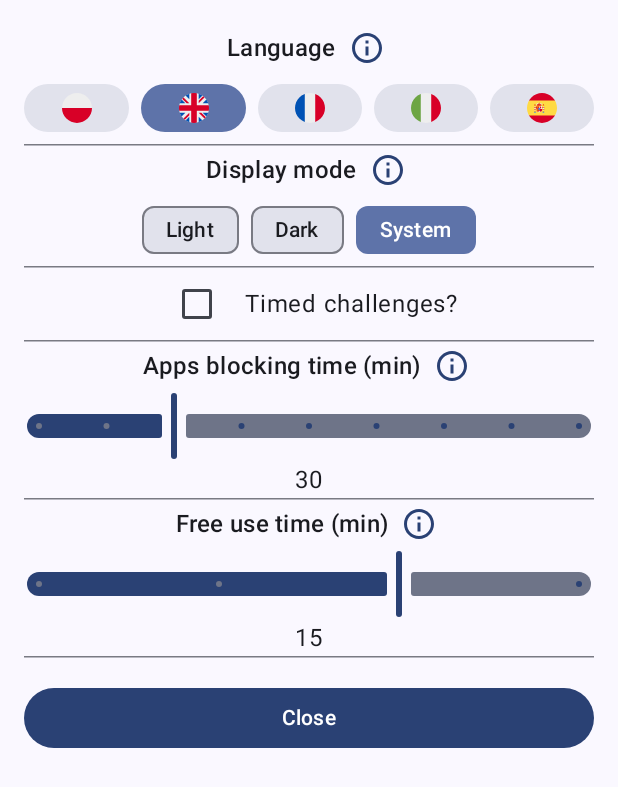
After one commit to rkociniewski/clown-nose, an Android app built with Jetpack Compose: the composable SettingsScreen shown on its own in the app's theme, on a phone screen of 412 x 824 dp. The commit adds this screen. Shown: the top 787 px of the screen. Run offline under Robolectric (Android 15) with nearby library versions, the phone set to English and light mode, and no system bars.

Commit message:
Add settings screen

```diff
--- /dev/null
+++ b/app/src/main/java/rk/powermilk/drunkmode/ui/helper/Components.kt
@@ -0,0 +1,250 @@
+package rk.powermilk.drunkmode.ui.helper
+
+import androidx.compose.foundation.background
+import androidx.compose.foundation.clickable
+import androidx.compose.foundation.layout.Arrangement
+import androidx.compose.foundation.layout.Box
+import androidx.compose.foundation.layout.Column
+import androidx.compose.foundation.layout.PaddingValues
+import androidx.compose.foundation.layout.Row
+import androidx.compose.foundation.layout.Spacer
+import androidx.compose.foundation.layout.fillMaxWidth
+import androidx.compose.foundation.layout.heightIn
+import androidx.compose.foundation.layout.padding
+import androidx.compose.foundation.layout.size
+import androidx.compose.foundation.layout.width
+import androidx.compose.foundation.lazy.LazyColumn
+import androidx.compose.foundation.lazy.grid.GridCells
+import androidx.compose.foundation.lazy.grid.LazyVerticalGrid
+import androidx.compose.foundation.shape.RoundedCornerShape
+import androidx.compose.material.icons.Icons
+import androidx.compose.material.icons.filled.Check
+import androidx.compose.material.icons.outlined.Info
+import androidx.compose.material3.Checkbox
+import androidx.compose.material3.ExperimentalMaterial3Api
+import androidx.compose.material3.FilterChip
+import androidx.compose.material3.FilterChipDefaults
+import androidx.compose.material3.Icon
+import androidx.compose.material3.MaterialTheme
+import androidx.compose.material3.PlainTooltip
+import androidx.compose.material3.Slider
+import androidx.compose.material3.Text
+import androidx.compose.material3.TooltipBox
+import androidx.compose.material3.TooltipDefaults.rememberPlainTooltipPositionProvider
+import androidx.compose.material3.rememberTooltipState
+import androidx.compose.runtime.Composable
+import androidx.compose.runtime.rememberCoroutineScope
+import androidx.compose.ui.Alignment
+import androidx.compose.ui.Modifier
+import androidx.compose.ui.graphics.Color
+import androidx.compose.ui.res.painterResource
+import androidx.compose.ui.res.stringResource
+import kotlinx.coroutines.launch
+import rk.powermilk.drunkmode.R
+import rk.powermilk.drunkmode.enums.DisplayText
+import rk.powermilk.drunkmode.enums.Language
+import rk.powermilk.drunkmode.util.Dimensions
+import kotlin.enums.EnumEntries
+
+/**
+ * A composable function that creates a row of selectable filter chips for enum options.
+ *
+ * This generic component creates a horizontal row of filter chips based on the provided enum options.
+ * It highlights the currently selected option and invokes the onSelect callback when a different option is chosen.
+ *
+ * @param T The enum type that implements DisplayText interface
+ * @param options The enum entries to display as options
+ * @param selected The currently selected enum value
+ * @param onSelect Callback invoked when a different option is selected
+ */
+@Composable
+fun <T> EnumSelector(
+    options: EnumEntries<T>,
+    selected: T,
+    onSelect: (T) -> Unit
+) where T : Enum<T>, T : DisplayText =
+    Row(horizontalArrangement = Arrangement.spacedBy(Dimensions.height)) {
+        options.forEach {
+            FilterChip(
+                selected == it,
+                { onSelect(it) },
+                { Text(stringResource(it.label)) },
+                colors = FilterChipDefaults.filterChipColors(
+                    containerColor = MaterialTheme.colorScheme.surfaceVariant,
+                    labelColor = MaterialTheme.colorScheme.onSurface,
+                    selectedContainerColor = MaterialTheme.colorScheme.primaryContainer,
+                    selectedLabelColor = MaterialTheme.colorScheme.onPrimaryContainer
+                )
+            )
+        }
+    }
+
+/**
+ * A composable function that displays a label with an information tooltip.
+ *
+ * This component pairs a text label with an information icon. When the icon is clicked,
+ * it displays a tooltip with additional helpful information.
+ *
+ * @param label The primary text to display as the label
+ * @param tooltip The text to display in the tooltip when the info icon is clicked
+ */
+@OptIn(ExperimentalMaterial3Api::class)
+@Composable
+fun HelpLabel(label: String, tooltip: String) {
+    val tooltipState = rememberTooltipState(isPersistent = true)
+    val scope = rememberCoroutineScope()
+
+    Row(verticalAlignment = Alignment.CenterVertically) {
+        Text(label, style = MaterialTheme.typography.titleMedium)
+        Spacer(Modifier.width(Dimensions.minHeight))
+        TooltipBox(
+            rememberPlainTooltipPositionProvider(), {
+                PlainTooltip { Text(tooltip) }
+            }, tooltipState
+        ) {
+            Icon(
+                Icons.Outlined.Info, stringResource(R.string.tooltip_icon_description),
+                Modifier
+                    .padding(Dimensions.minHeight)
+                    .clickable {
+                        scope.launch {
+                            if (!tooltipState.isVisible) {
+                                tooltipState.show()
+                            } else {
+                                tooltipState.dismiss()
+                            }
+                        }
+                    },
+                MaterialTheme.colorScheme.primary
+            )
+        }
+    }
+}
+
+@Composable
+fun BooleanSelector(
+    boolean: Boolean,
+    label: String,
+    onCheckedChange: ((Boolean) -> Unit)?
+) = Row(verticalAlignment = Alignment.CenterVertically) {
+    Checkbox(boolean, onCheckedChange)
+    Spacer(Modifier.width(Dimensions.height))
+    Text(label)
+}
+
+@OptIn(ExperimentalMaterial3Api::class)
+@Composable
+fun LanguageSelector(
+    options: EnumEntries<Language>,
+    selected: Language,
+    onSelect: (Language) -> Unit
+) {
+    LazyVerticalGrid(
+        GridCells.Adaptive(minSize = Dimensions.adaptiveMinSize), Modifier
+            .fillMaxWidth()
+            .heightIn(max = Dimensions.maxHeightIn),
+        verticalArrangement = Arrangement.spacedBy(Dimensions.height),
+        horizontalArrangement = Arrangement.spacedBy(Dimensions.height)
+    ) {
+        items(options.size) {
+            val opt = options[it]
+
+            FilterChip(
+                selected == opt, { onSelect(opt) }, {
+                    TooltipBox(
+                        rememberPlainTooltipPositionProvider(),
+                        { Text(stringResource(opt.label)) },
+                        rememberTooltipState()
+                    ) {
+                        Box(
+                            Modifier
+                                .fillMaxWidth()
+                                .padding(vertical = Dimensions.minHeight),
+                            Alignment.Center
+                        ) {
+                            Icon(
+                                painterResource(opt.flagIcon),
+                                stringResource(opt.label),
+                                Modifier.size(Dimensions.size),
+                                Color.Unspecified
+                            )
+                        }
+                    }
+                }, colors = FilterChipDefaults.filterChipColors(
+                    MaterialTheme.colorScheme.surfaceVariant,
+                    MaterialTheme.colorScheme.onSurface,
+                    selectedContainerColor = MaterialTheme.colorScheme.primaryContainer,
+                    selectedLabelColor = MaterialTheme.colorScheme.onPrimaryContainer
+                ),
+                border = null,
+                shape = RoundedCornerShape(Dimensions.dialogPadding)
+            )
+        }
+    }
+}
+
+@Composable
+fun <T> ColumnSelector(
+    options: EnumEntries<T>,
+    selected: T,
+    onSelect: (T) -> Unit
+) where T : Enum<T>, T : DisplayText {
+    LazyColumn(
+        verticalArrangement = Arrangement.spacedBy(Dimensions.minHeight),
+        modifier = Modifier.fillMaxWidth(),
+        contentPadding = PaddingValues(Dimensions.dialogPadding)
+    ) {
+        items(options.size) {
+            val option = options[it]
+
+            Row(
+                modifier = Modifier
+                    .fillMaxWidth()
+                    .clickable { onSelect(option) }
+                    .padding(Dimensions.itemSpacing)
+                    .background(
+                        if (option == selected) MaterialTheme.colorScheme.primaryContainer
+                        else Color.Transparent,
+                        RoundedCornerShape(Dimensions.minHeight)
+                    )
+            ) {
+                Text(
+                    text = stringResource(option.label),
+                    modifier = Modifier.weight(1f),
+                    color = if (option == selected) MaterialTheme.colorScheme.onPrimaryContainer
+                    else MaterialTheme.colorScheme.onSurface
+                )
+                if (option == selected) {
+                    Icon(
+                        imageVector = Icons.Default.Check,
+                        contentDescription = stringResource(R.string.selected_item),
+                        tint = MaterialTheme.colorScheme.primary
+                    )
+                }
+            }
+        }
+    }
+}
+
+/**
+ * A composable function that displays a slider with a text value indicator.
+ *
+ * This component provides a slider control for numerical values with a text display
+ * of the current value centered beneath the slider.
+ *
+ * @param value The current integer value of the slider
+ * @param range The range of possible values for the slider with a specified step
+ * @param onValueChange Callback invoked when the slider value changes
+ */
+@Composable
+fun SettingsSlider(value: Int, range: IntProgression = 0..2 step 1, onValueChange: (Int) -> Unit) {
+    Column {
+        Slider(
+            value = value.toFloat(),
+            onValueChange = { onValueChange(it.toInt()) },
+            valueRange = range.first.toFloat()..range.last.toFloat(),
+            steps = ((range.last - range.first) / range.step) - 1
+        )
+        Text("$value", modifier = Modifier.align(Alignment.CenterHorizontally))
+    }
+}
--- /dev/null
+++ b/app/src/main/java/rk/powermilk/drunkmode/ui/settings/SettingsScreen.kt
@@ -0,0 +1,117 @@
+package rk.powermilk.drunkmode.ui.settings
+
+import androidx.compose.foundation.layout.Arrangement
+import androidx.compose.foundation.layout.Column
+import androidx.compose.foundation.layout.Spacer
+import androidx.compose.foundation.layout.fillMaxWidth
+import androidx.compose.foundation.layout.height
+import androidx.compose.foundation.layout.padding
+import androidx.compose.material3.Button
+import androidx.compose.material3.HorizontalDivider
+import androidx.compose.material3.Text
+import androidx.compose.runtime.Composable
+import androidx.compose.ui.Alignment
+import androidx.compose.ui.Modifier
+import androidx.compose.ui.res.stringResource
+import rk.powermilk.drunkmode.R
+import rk.powermilk.drunkmode.enums.DisplayMode
+import rk.powermilk.drunkmode.enums.Language
+import rk.powermilk.drunkmode.settings.Settings
+import rk.powermilk.drunkmode.ui.helper.BooleanSelector
+import rk.powermilk.drunkmode.ui.helper.EnumSelector
+import rk.powermilk.drunkmode.ui.helper.HelpLabel
+import rk.powermilk.drunkmode.ui.helper.LanguageSelector
+import rk.powermilk.drunkmode.ui.helper.SettingsSlider
+import rk.powermilk.drunkmode.util.Dimensions
+import rk.powermilk.drunkmode.util.Numbers
+
+/**
+ * A composable function that displays the configuration section in a modal dialog.
+ *
+ * This component provides UI controls for all application settings including additional mode options,
+ * display mode preferences, and draw mode settings.
+ *
+ * @param settings The current configuration being edited
+ * @param updateSettings Callback to update the configuration when changes are made
+ * @param onClose Callback to close the configuration dialog
+ */
+@Composable
+fun SettingsScreen(
+    settings: Settings,
+    updateSettings: (Settings) -> Unit,
+    onClose: () -> Unit,
+) {
+    Column(
+        Modifier.padding(Dimensions.dialogPadding),
+        Arrangement.Center,
+        Alignment.CenterHorizontally
+    ) {
+        HelpLabel(
+            stringResource(R.string.settings_label_language),
+            stringResource(R.string.tooltip_language)
+
+        )
+        LanguageSelector(Language.entries, settings.language) {
+            updateSettings(settings.copy(language = it))
+        }
+
+        HorizontalDivider()
+
+        HelpLabel(
+            stringResource(R.string.settings_label_display_mode),
+            stringResource(R.string.tooltip_display_mode)
+        )
+        EnumSelector(DisplayMode.entries, settings.displayMode) {
+            updateSettings(settings.copy(displayMode = it))
+        }
+
+        HorizontalDivider()
+
+        BooleanSelector(settings.timedChallenge, stringResource(R.string.settings_timed_challenged)) {
+            updateSettings(settings.copy(timedChallenge = it))
+        }
+
+        HorizontalDivider()
+
+        HelpLabel(
+            stringResource(R.string.settings_label_blocked_time),
+            stringResource(R.string.tooltip_blocked_time)
+        )
+        SettingsSlider(settings.blockedTime, (Numbers.TWENTY..Numbers.SIXTY step Numbers.FIVE)) {
+            updateSettings(settings.copy(blockedTime = it))
+        }
+
+        HorizontalDivider()
+
+        HelpLabel(
+            stringResource(R.string.settings_label_next_challenge_time),
+            stringResource(R.string.tooltip_next_challenge_time)
+        )
+        SettingsSlider(settings.nextChallengeTime, (Numbers.FIVE..Numbers.TWENTY step Numbers.FIVE)) {
+            updateSettings(settings.copy(nextChallengeTime = it))
+        }
+
+        HorizontalDivider()
+
+        if (settings.timedChallenge) {
+            HelpLabel(
+                stringResource(R.string.settings_label_challenge_time),
+                stringResource(R.string.tooltip_challenge_time)
+            )
+            SettingsSlider(settings.challengeTime, (Numbers.THIRTY..Numbers.SIXTY step Numbers.FIVE)) {
+                updateSettings(settings.copy(challengeTime = it))
+            }
+        }
+
+        Spacer(Modifier.height(Dimensions.height))
+
+        Button(
+            onClose,
+            Modifier
+                .fillMaxWidth()
+                .padding(top = Dimensions.height)
+        ) {
+            Text(stringResource(R.string.close))
+        }
+    }
+}
--- a/app/src/main/java/rk/powermilk/drunkmode/util/Numbers.kt
+++ b/app/src/main/java/rk/powermilk/drunkmode/util/Numbers.kt
@@ -7,5 +7,7 @@ object Numbers {
     const val SIX = 5
     const val TEN = 10
     const val FIFTEEN = 15
+    const val TWENTY = 20
     const val THIRTY = 30
+    const val SIXTY = 60
 }
--- a/app/src/main/res/values/strings.xml
+++ b/app/src/main/res/values/strings.xml
@@ -2,6 +2,8 @@
     <string name="app_name">Drunk Mode</string>
     <string name="yes">Yes</string>
     <string name="no">No</string>
+    <string name="close">Close</string>
+    <string name="selected_item">Selected item</string>
 
     <string name="main_screen_question">Did you consume alcohol?</string>
 
@@ -14,4 +16,24 @@
     <string name="display_mode_light">Light</string>
     <string name="display_mode_dark">Dark</string>
     <string name="display_mode_system">System</string>
+
+    <string name="settings">Settings</string>
+    <string name="settings_label_language">Language</string>
+    <string name="settings_label_navigation_change">Navigation mode</string>
+    <string name="settings_timed_challenged">Timed challenges?</string>
+    <string name="settings_label_prayer_type">Prayer type</string>
+    <string name="settings_label_display_mode">Display mode</string>
+    <string name="settings_label_prayer_location">Prayer location</string>
+    <string name="settings_label_challenge_time">Time for a challenge (s)</string>
+    <string name="settings_label_next_challenge_time">Free use time (min)</string>
+    <string name="settings_label_blocked_time">Apps blocking time (min)</string>
+
+    <string name="tooltip_icon_description">Show setting description</string>
+    <string name="tooltip_prayer_location">Defines if prayer is displayed on top or bottom.</string>
+    <string name="tooltip_display_mode">Defines how the app is displayed: light, dark, or system</string>
+    <string name="tooltip_language">Select application language</string>
+    <string name="tooltip_label_navigation_change">Set mode for bead navigation</string>
+    <string name="tooltip_challenge_time">Time per challenge expressed in seconds.</string>
+    <string name="tooltip_next_challenge_time">Time of free use of the phone after solving the task expressed in minutes</string>
+    <string name="tooltip_blocked_time">App blocking time after incorrectly solving a task, expressed in minutes</string>
 </resources>
```
Also changed, not shown: app/src/main/java/rk/powermilk/drunkmode/MainActivity.kt (+11 -3 lines), app/src/main/java/rk/powermilk/drunkmode/ui/drunkMode/DrunkModeScreen.kt (added, +80 -0 lines), app/src/main/java/rk/powermilk/drunkmode/ui/drunkMode/DrunkModeTopAppBar.kt (added, +48 -0 lines), app/src/main/java/rk/powermilk/drunkmode/ui/drunkMode/QuestionContent.kt (added, +62 -0 lines), app/src/main/java/rk/powermilk/drunkmode/ui/main/MainScreen.kt (deleted, +0 -75 lines), app/src/main/java/rk/powermilk/drunkmode/ui/settings/SettingsDialog.kt (added, +58 -0 lines), app/src/main/java/rk/powermilk/drunkmode/viewmodel/DrunkModeViewModel.kt (+14 -0 lines).
